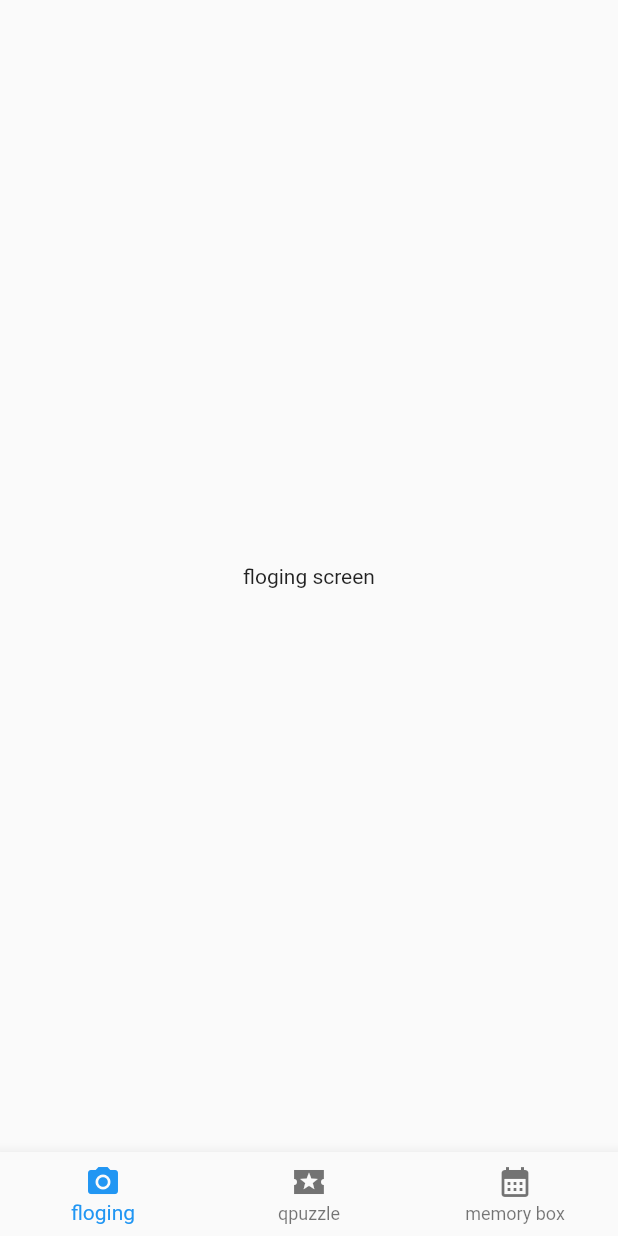
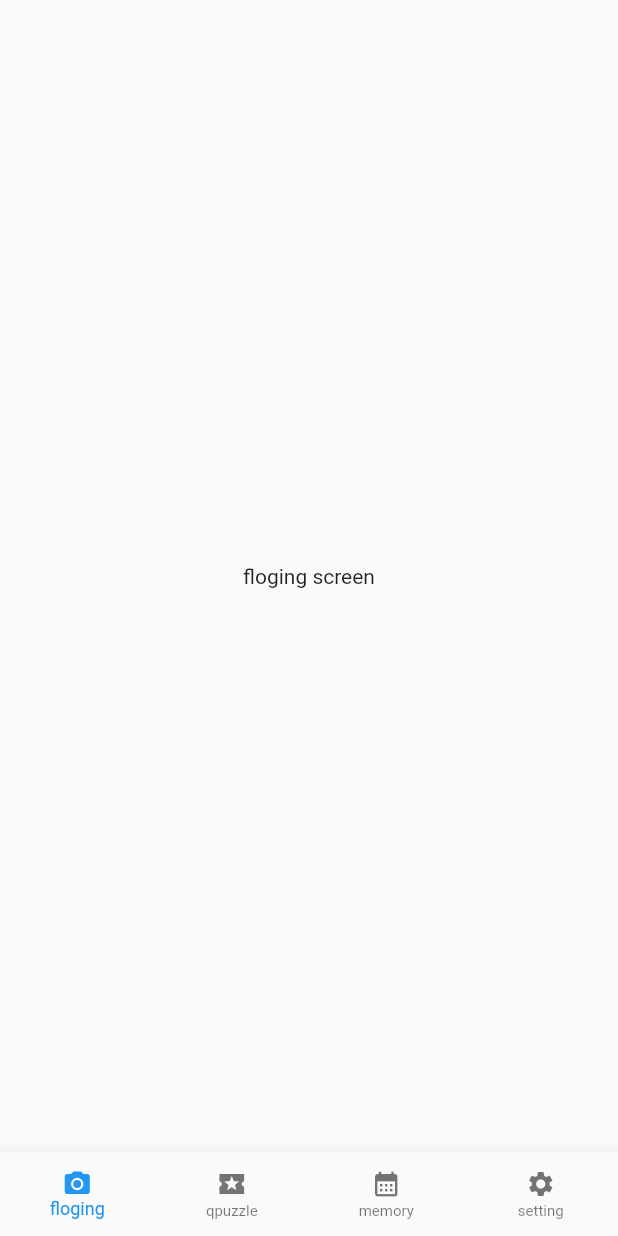
Before and after one commit to EWHA-HOLD-UP/FLOG, a Flutter app: the RootScreen screen opened directly, on a phone screen of 412 x 824 dp. Run offline on Flutter 3.47's test engine with Material 2 defaults, Android fonts, the phone set to English and light mode, and no system bars; our stand-ins replace camera.

Commit message:
하단 네비게이션바 setting tab 추가

```diff
--- a/lib/main.dart
+++ b/lib/main.dart
@@ -6,7 +6,7 @@ import 'package:flog/screen/root_screen.dart';
 void main() {
   runApp(
       MaterialApp(
-       home: Shooting_screen(),//하단탭
+       home: RootScreen(),//하단탭
       ),
   );
 }
--- a/lib/screen/root_screen.dart
+++ b/lib/screen/root_screen.dart
@@ -2,7 +2,8 @@
 
 import 'package:flog/screen/floging_screen.dart';
 import 'package:flog/screen/qpuzzle_screen.dart';
-import 'memorybox_screen.dart';
+import 'package:flog/screen/setting_screen.dart';
+import 'package:flog/screen/memorybox_screen.dart';
 import 'package:flutter/material.dart';
 
 class RootScreen extends StatefulWidget {
@@ -19,12 +20,14 @@ class _RootScreenState extends State<RootScreen> {
     Floging_Screen(),
     Qpuzzle_screen(),
     Memorybox_screen(),
+    Setting_screen()
   ];
 
   Widget build(BuildContext context) {
     return Scaffold(
       body: _pages[_currentIndex],
      bottomNavigationBar: BottomNavigationBar(
+       type: BottomNavigationBarType.fixed,
         currentIndex: _currentIndex,
         onTap: (index) {
           setState(() {
@@ -48,12 +51,19 @@ class _RootScreenState extends State<RootScreen> {
           icon: Icon(
             Icons.calendar_month, //추억상자
             ),
-          label: 'memory box',
+          label: 'memory',
         ),
+          BottomNavigationBarItem(
+            icon: Icon(
+              Icons.settings, //setting
+            ),
+            label: 'setting',
+          ),
         ],
+       iconSize: 20.0,
+       selectedLabelStyle: TextStyle(fontSize: 12.0),
+       unselectedLabelStyle: TextStyle(fontSize: 10.0),
       ),
     );
   }
-
-
 }
--- /dev/null
+++ b/lib/screen/setting_screen.dart
@@ -0,0 +1,13 @@
+import 'package:flutter/material.dart';
+
+class Setting_screen extends StatelessWidget {
+  const Setting_screen({Key? key}) : super(key: key);
+
+  Widget build(BuildContext context) {
+    return Scaffold(
+      body: Center(
+        child: Text('setting screen'),
+      ),
+    );
+  }
+}
```
